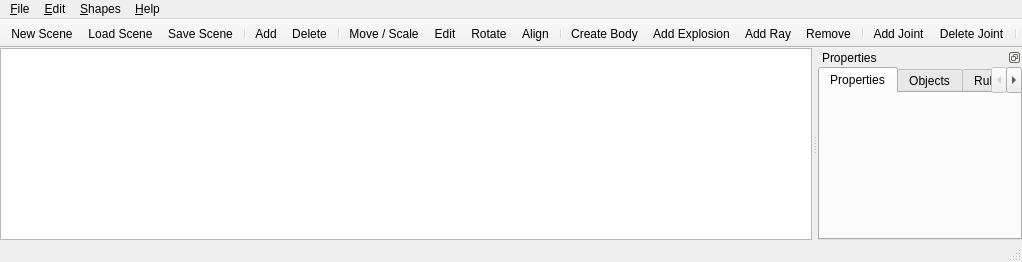
Old version of the form ui/MainWindow.ui in the repository folibis/physalis.
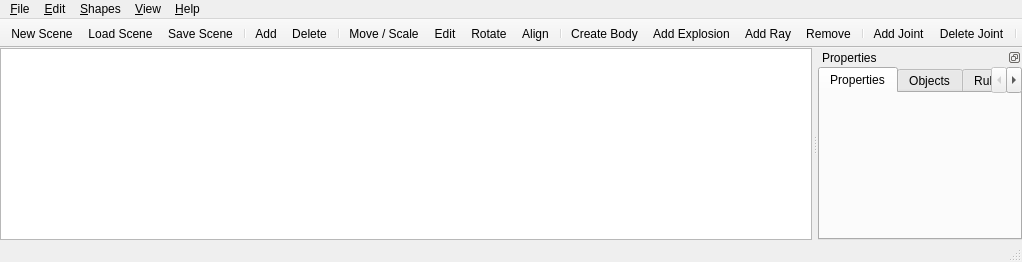
New version of the form. Icons and pictures are not drawn. Custom widgets are drawn as their Qt base class.

Diff of the .ui file:
```diff
--- a/ui/MainWindow.ui
+++ b/ui/MainWindow.ui
@@ -124,7 +124,13 @@
     </property>
     <addaction name="actionAbout"/>
    </widget>
+   <widget class="QMenu" name="menuView">
+    <property name="title">
+     <string>&amp;View</string>
+    </property>
+   </widget>
    <addaction name="menuShapes"/>
+   <addaction name="menuView"/>
    <addaction name="menuHelp"/>
   </widget>
   <widget class="QStatusBar" name="statusBar"/>
@@ -602,6 +608,12 @@
    <header>VariablesPanel.h</header>
    <container>1</container>
   </customwidget>
+  <customwidget>
+   <class>PlotPanel</class>
+   <extends>QWidget</extends>
+   <header>PlotPanel.h</header>
+   <container>1</container>
+  </customwidget>
  </customwidgets>
  <resources>
   <include location="../resources/icons.qrc"/>
```
Left out of the diff: 5 changed lines with no effect on the pictures.
